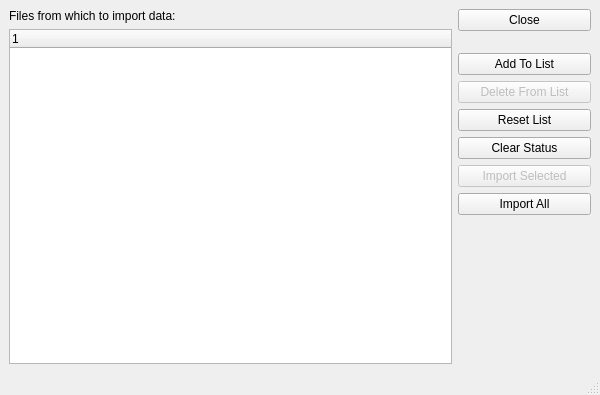
First picture: the form in guiclient/importXML.ui, repository Pegasus-RPG/xtuple-client, before the edit.
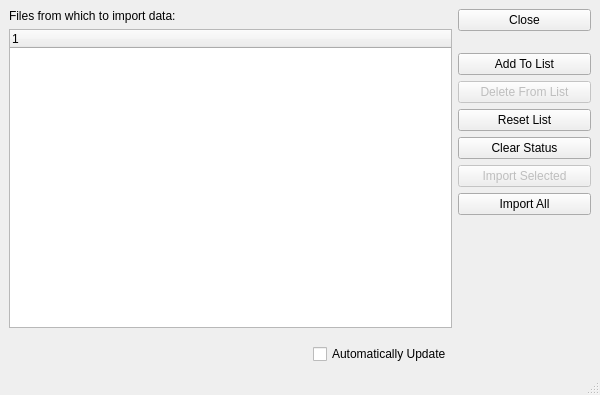
Second picture: the form after the edit. Custom widgets are drawn as their Qt base class.

Commit message: bug 5982 - add a mechanism for handling multiple imports with the same initial file name and, while i was there, added auto-update

```diff
--- a/guiclient/importXML.ui
+++ b/guiclient/importXML.ui
@@ -30,6 +30,33 @@
         </property>
        </widget>
       </item>
+      <item>
+       <layout class="QHBoxLayout" >
+        <property name="topMargin" >
+         <number>10</number>
+        </property>
+        <item>
+         <spacer>
+          <property name="orientation" >
+           <enum>Qt::Horizontal</enum>
+          </property>
+          <property name="sizeHint" >
+           <size>
+            <width>40</width>
+            <height>20</height>
+           </size>
+          </property>
+         </spacer>
+        </item>
+        <item>
+         <widget class="XCheckBox" name="_autoUpdate" >
+          <property name="text" >
+           <string>Automatically Update</string>
+          </property>
+         </widget>
+        </item>
+       </layout>
+      </item>
      </layout>
     </item>
     <item>
@@ -125,6 +152,11 @@
   <widget class="QStatusBar" name="statusbar" />
  </widget>
  <customwidgets>
+  <customwidget>
+   <class>XCheckBox</class>
+   <extends>QCheckBox</extends>
+   <header>xcheckbox.h</header>
+  </customwidget>
   <customwidget>
    <class>XTreeWidget</class>
    <extends>QTreeWidget</extends>
```
The commit also changes 2 other files.
